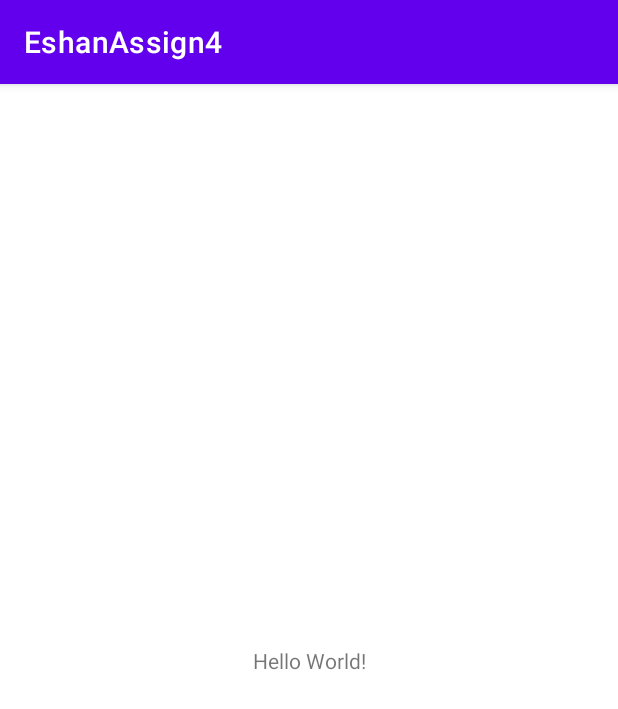
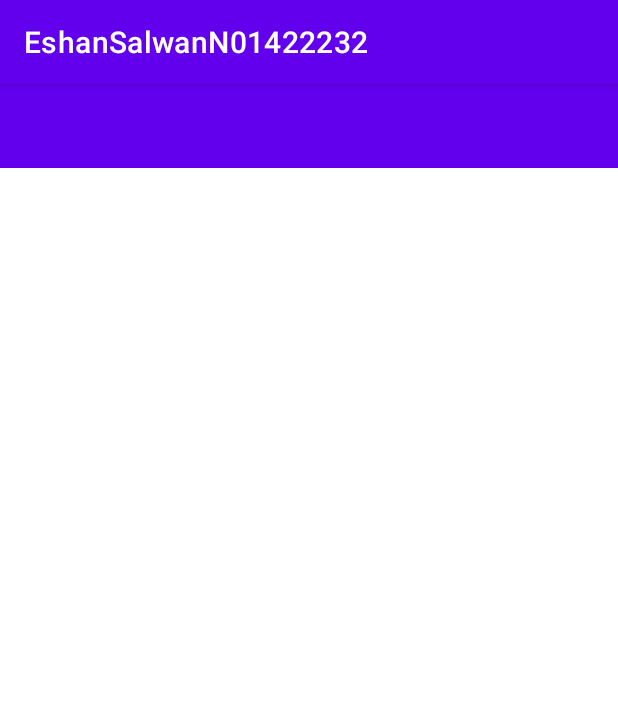
Before and after one commit to EshanSalwan2232/EshanSalwanAssign4, an Android app: the screen it shows after launch (MainActivity before the commit, EshanActivity after it), on a phone screen of 412 x 824 dp. Shown: the top 709 px of the screen. Run offline under Robolectric (Android 15) with nearby library versions, the phone set to English and light mode, and no system bars.

Commit message:
Basic Navigation drawer skeleton made

```diff
--- a/app/src/main/AndroidManifest.xml
+++ b/app/src/main/AndroidManifest.xml
@@ -7,14 +7,14 @@
         android:allowBackup="true"
         android:dataExtractionRules="@xml/data_extraction_rules"
         android:fullBackupContent="@xml/backup_rules"
-        android:icon="@mipmap/ic_launcher"
+        android:icon="@mipmap/navigation"
         android:label="@string/app_name"
-        android:roundIcon="@mipmap/ic_launcher_round"
+        android:roundIcon="@mipmap/navigation"
         android:supportsRtl="true"
         android:theme="@style/Theme.EshanAssign4"
         tools:targetApi="31">
         <activity
-            android:name=".MainActivity"
+            android:name=".EshanActivity"
             android:exported="true">
             <intent-filter>
                 <action android:name="android.intent.action.MAIN" />
--- a/app/src/main/java/eshan/salwan/n01422232/MainActivity.java
+++ b/app/src/main/java/eshan/salwan/n01422232/EshanActivity.java
@@ -1,10 +1,11 @@
+//Eshan Salwan, N01422232, RNB
 package eshan.salwan.n01422232;
 
 import androidx.appcompat.app.AppCompatActivity;
 
 import android.os.Bundle;
 
-public class MainActivity extends AppCompatActivity {
+public class EshanActivity extends AppCompatActivity {
 
     @Override
     protected void onCreate(Bundle savedInstanceState) {
--- a/app/src/main/res/layout/activity_main.xml
+++ b/app/src/main/res/layout/activity_main.xml
@@ -1,18 +1,46 @@
 <?xml version="1.0" encoding="utf-8"?>
-<androidx.constraintlayout.widget.ConstraintLayout xmlns:android="http://schemas.android.com/apk/res/android"
+<androidx.drawerlayout.widget.DrawerLayout
+    xmlns:android="http://schemas.android.com/apk/res/android"
     xmlns:app="http://schemas.android.com/apk/res-auto"
     xmlns:tools="http://schemas.android.com/tools"
+    android:id="@+id/activity_main_drawer_layout"
     android:layout_width="match_parent"
     android:layout_height="match_parent"
-    tools:context=".MainActivity">
+    android:fitsSystemWindows="true"
+    tools:openDrawer="start"
+    tools:context="eshan.salwan.n01422232.EshanActivity">
 
-    <TextView
+    <!-- 1 | MainActivity RootView -->
+    <LinearLayout
+        android:layout_width="match_parent"
+        android:layout_height="match_parent"
+        android:orientation="vertical"
+        >
+
+        <!-- Toolbar -->
+        <androidx.appcompat.widget.Toolbar
+            android:id="@+id/activity_main_toolbar"
+            android:layout_width="match_parent"
+            android:layout_height="?attr/actionBarSize"
+            android:background="?attr/colorPrimary"
+            app:theme="@style/ToolBarStyle"/>
+
+        <!-- FrameLayout for our fragments -->
+        <FrameLayout
+            android:id="@+id/activity_main_frame_layout"
+            android:layout_width="match_parent"
+            android:layout_height="match_parent"/>
+
+    </LinearLayout>
+
+    <!-- 2 | NavigationView -->
+    <com.google.android.material.navigation.NavigationView
+        android:id="@+id/activity_main_nav_view"
         android:layout_width="wrap_content"
-        android:layout_height="wrap_content"
-        android:text="Hello World!"
-        app:layout_constraintBottom_toBottomOf="parent"
-        app:layout_constraintEnd_toEndOf="parent"
-        app:layout_constraintStart_toStartOf="parent"
-        app:layout_constraintTop_toTopOf="parent" />
+        android:layout_height="match_parent"
+        android:layout_gravity="start"
+        android:fitsSystemWindows="true"
+        app:headerLayout="@layout/activity_main_nav_header"
+        app:menu="@menu/activity_main_menu_drawer" />
 
-</androidx.constraintlayout.widget.ConstraintLayout>
+</androidx.drawerlayout.widget.DrawerLayout>
--- /dev/null
+++ b/app/src/main/res/layout/activity_main_nav_header.xml
@@ -0,0 +1,17 @@
+<?xml version="1.0" encoding="utf-8"?>
+<LinearLayout
+    xmlns:android="http://schemas.android.com/apk/res/android"
+    xmlns:app="http://schemas.android.com/apk/res-auto"
+    android:layout_width="match_parent"
+    android:layout_height="@dimen/nav_header_height"
+    android:background="#B2B9E1"
+    android:gravity="center"
+    android:orientation="vertical">
+
+    <ImageView
+        android:id="@+id/imageView"
+        android:layout_width="wrap_content"
+        android:layout_height="wrap_content"
+        app:srcCompat="@drawable/ic_openclassrooms" />
+
+</LinearLayout>
--- /dev/null
+++ b/app/src/main/res/menu/activity_main_menu_drawer.xml
@@ -0,0 +1,28 @@
+<?xml version="1.0" encoding="utf-8"?>
+<menu xmlns:android="http://schemas.android.com/apk/res/android"
+    xmlns:tools="http://schemas.android.com/tools"
+    tools:showIn="navigation_view">
+
+    <group android:checkableBehavior="single">
+        <item
+            android:id="@+id/activity_main_drawer_news"
+            android:icon="@drawable/ic_dashboard_white_24dp"
+            android:title="Fil d'actualité" />
+    </group>
+
+    <item android:title="Configuration">
+        <menu>
+            <group android:checkableBehavior="single">
+                <item
+                    android:id="@+id/activity_main_drawer_profile"
+                    android:icon="@drawable/ic_account_box_white_24dp"
+                    android:title="Profil" />
+                <item
+                    android:id="@+id/activity_main_drawer_settings"
+                    android:icon="@drawable/ic_settings_applications_white_24dp"
+                    android:title="Paramètres" />
+            </group>
+        </menu>
+    </item>
+
+</menu>
--- /dev/null
+++ b/app/src/main/res/values/dimens.xml
@@ -0,0 +1,4 @@
+<?xml version="1.0" encoding="utf-8"?>
+<resources>
+    <dimen name="nav_header_height">176dp</dimen>
+</resources>
--- a/app/src/main/res/values/strings.xml
+++ b/app/src/main/res/values/strings.xml
@@ -1,3 +1,4 @@
+<!-->Eshan Salwan, N01422232, RNB<-->
 <resources>
-    <string name="app_name">EshanAssign4</string>
+    <string name="app_name">EshanSalwanN01422232</string>
 </resources>
--- a/app/src/main/res/values/themes.xml
+++ b/app/src/main/res/values/themes.xml
@@ -13,4 +13,10 @@
         <item name="android:statusBarColor" tools:targetApi="l">?attr/colorPrimaryVariant</item>
         <!-- Customize your theme here. -->
     </style>
+
+    <!-- Toolbar theme. -->
+    <style name="ToolBarStyle" parent="Theme.EshanAssign4">
+        <item name="android:textColorPrimary">@color/white</item>
+        <item name="colorControlNormal">@color/white</item>
+    </style>
 </resources>
```
Also changed, not shown: app/src/main/res/mipmap-xxxhdpi/navigation.jpg (added).
